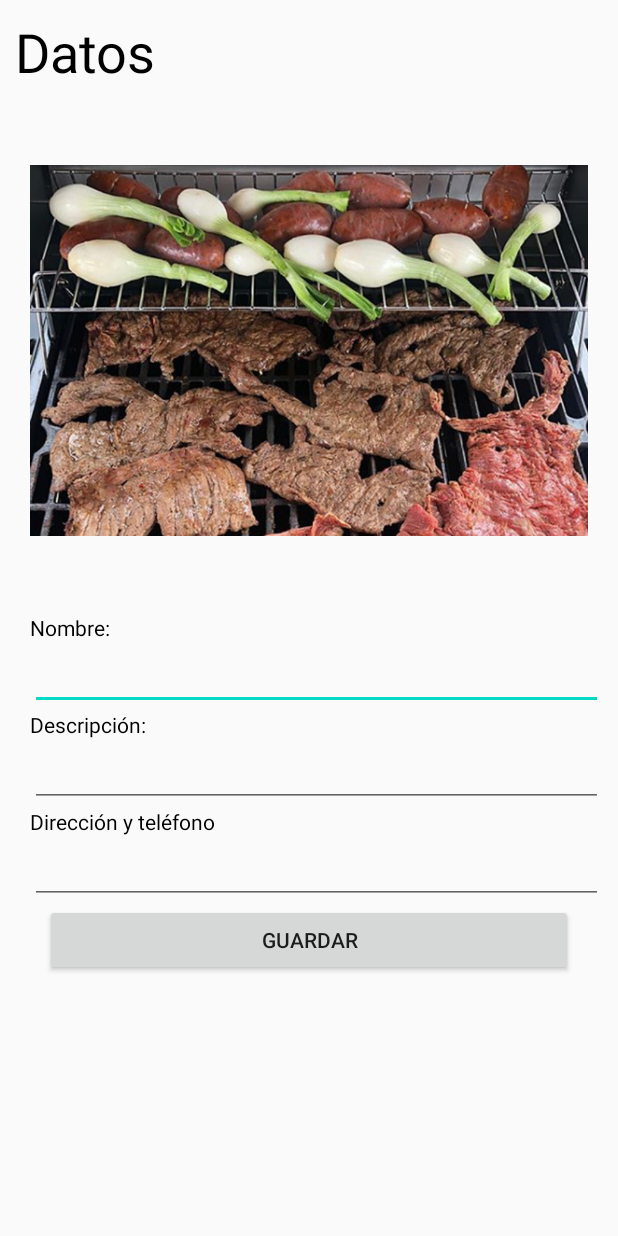
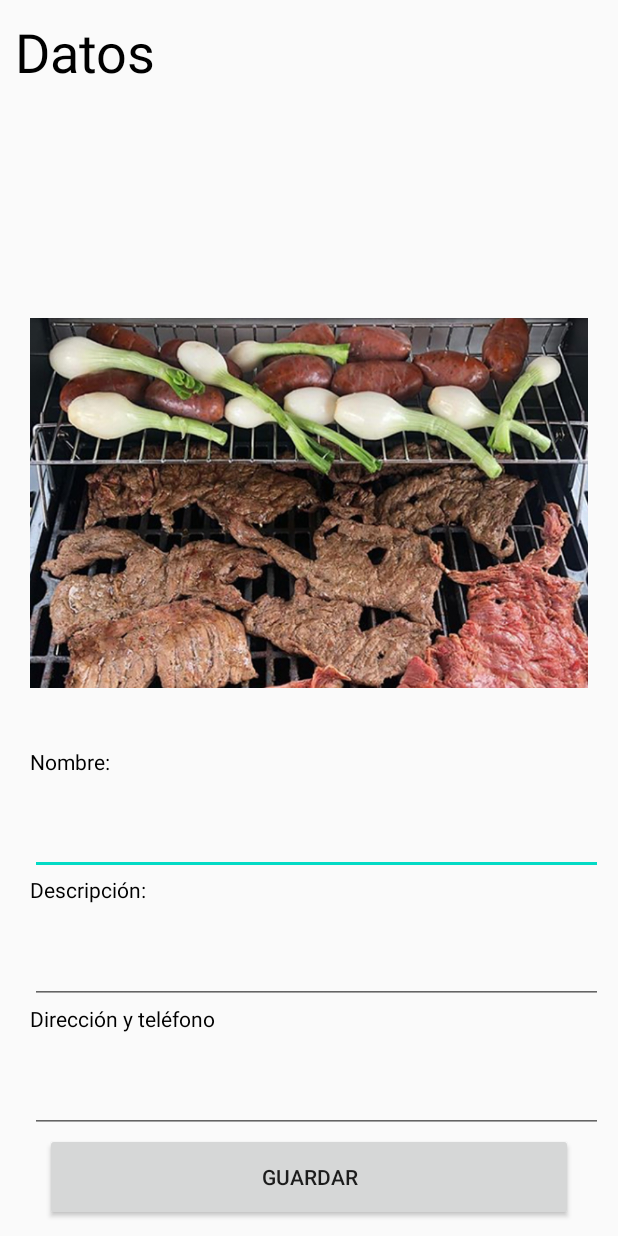
Before and after one commit to AbrahamLCodes/Examen-Pr-ctico-2-, an Android app: the DatosActivity screen opened directly, with no data from a screen before it, on a phone screen of 412 x 824 dp. Run offline under Robolectric (Android 15) with nearby library versions, the phone set to English and light mode, and no system bars.

Commit message:
Patalla Datos Agregada

```diff
--- a/app/src/main/AndroidManifest.xml
+++ b/app/src/main/AndroidManifest.xml
@@ -9,7 +9,8 @@
         android:roundIcon="@mipmap/ic_launcher_round"
         android:supportsRtl="true"
         android:theme="@style/AppTheme">
-        <activity android:name=".DatosActivity"></activity>
+        <activity android:name=".ListaActivity"></activity>
+        <activity android:name=".DatosActivity" />
         <activity android:name=".MainActivity">
             <intent-filter>
                 <action android:name="android.intent.action.MAIN" />
--- a/app/src/main/java/iceCreamSandwich/unidad2/examenpractico2icecreamsandwich/MainActivity.java
+++ b/app/src/main/java/iceCreamSandwich/unidad2/examenpractico2icecreamsandwich/MainActivity.java
@@ -7,6 +7,7 @@ import android.os.Bundle;
 import android.view.View;
 import android.widget.LinearLayout;
 import android.widget.TextView;
+import android.widget.Toast;
 
 public class MainActivity extends AppCompatActivity implements View.OnClickListener {
 
--- a/app/src/main/res/layout/activity_datos.xml
+++ b/app/src/main/res/layout/activity_datos.xml
@@ -5,14 +5,16 @@
     android:layout_width="match_parent"
     android:layout_height="match_parent"
     android:orientation="vertical"
+    android:weightSum="5"
     tools:context=".DatosActivity">
 
     <TextView
         android:id="@+id/textView"
         android:layout_width="match_parent"
-        android:layout_height="wrap_content"
+        android:layout_height="0dp"
         android:layout_marginLeft="10dp"
         android:layout_marginTop="10dp"
+        android:layout_weight="1"
         android:text="Datos"
         android:textColor="#000000"
         android:textSize="36sp" />
@@ -20,16 +22,25 @@
     <ImageView
         android:id="@+id/imagenLista"
         android:layout_width="match_parent"
-        android:layout_height="350dp"
+        android:layout_height="0dp"
         android:layout_marginLeft="20dp"
         android:layout_marginRight="20dp"
+        android:layout_weight="2"
         app:srcCompat="@drawable/carne" />
+
+    <LinearLayout
+        android:layout_width="match_parent"
+        android:layout_height="0dp"
+        android:layout_weight="2"
+        android:orientation="vertical"
+        android:weightSum="7">
 
         <TextView
             android:layout_width="match_parent"
             android:layout_height="wrap_content"
             android:layout_marginLeft="20dp"
             android:layout_marginRight="10dp"
+            android:layout_weight="1"
             android:text="Nombre:"
             android:textColor="#000000" />
 
@@ -39,6 +50,7 @@
             android:layout_height="wrap_content"
             android:layout_marginLeft="20dp"
             android:layout_marginRight="10dp"
+            android:layout_weight="1"
             android:ems="10"
             android:inputType="textPersonName" />
 
@@ -47,6 +59,7 @@
             android:layout_height="wrap_content"
             android:layout_marginLeft="20dp"
             android:layout_marginRight="10dp"
+            android:layout_weight="1"
             android:text="Descripción:"
             android:textColor="#000000" />
 
@@ -56,6 +69,7 @@
             android:layout_height="wrap_content"
             android:layout_marginLeft="20dp"
             android:layout_marginRight="10dp"
+            android:layout_weight="1"
             android:ems="10"
             android:inputType="textPersonName"
             android:textColor="#000000" />
@@ -66,6 +80,7 @@
             android:layout_height="wrap_content"
             android:layout_marginLeft="20dp"
             android:layout_marginRight="10dp"
+            android:layout_weight="1"
             android:text="Dirección y teléfono"
             android:textColor="#000000" />
 
@@ -75,6 +90,7 @@
             android:layout_height="wrap_content"
             android:layout_marginLeft="20dp"
             android:layout_marginRight="10dp"
+            android:layout_weight="1"
             android:ems="10"
             android:inputType="textPersonName" />
 
@@ -84,5 +100,9 @@
             android:layout_height="wrap_content"
             android:layout_marginLeft="30dp"
             android:layout_marginRight="30dp"
+            android:layout_marginBottom="10dp"
+            android:layout_weight="1"
             android:text="Guardar" />
     </LinearLayout>
+
+</LinearLayout>
```
Also changed, not shown: app/src/main/java/iceCreamSandwich/unidad2/examenpractico2icecreamsandwich/ListaActivity.java (added, +14 -0 lines), app/src/main/res/layout/activity_lista.xml (added, +9 -0 lines). Lines whose indentation alone changed are shown as unchanged.
